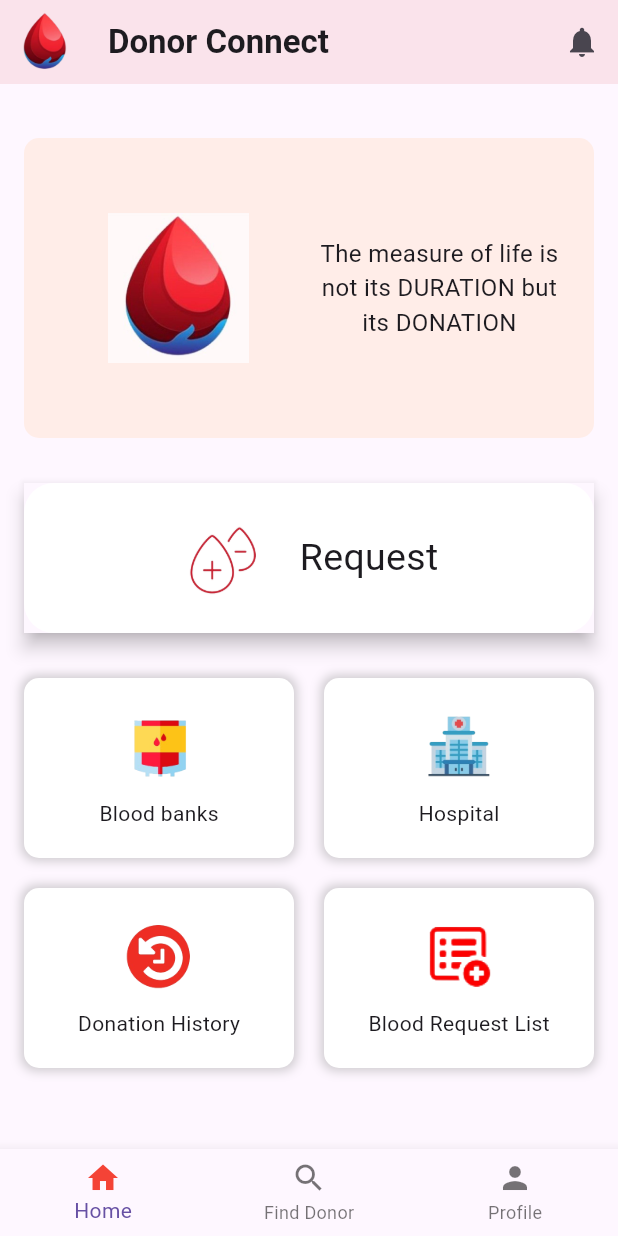
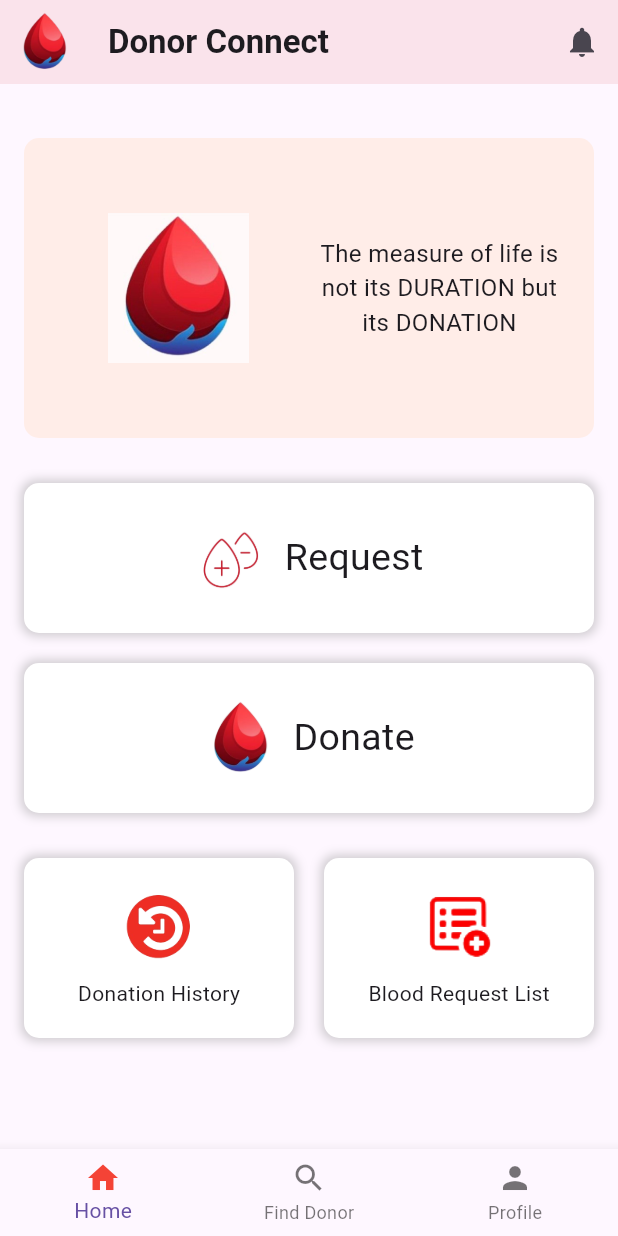
Before and after one commit to hritika-rai/Flutter-Project, a Flutter app: the HomePage screen opened directly, on a phone screen of 412 x 824 dp. Run offline on Flutter 3.47's test engine with Material 3 defaults, Android fonts, the phone set to English and light mode, and no system bars; our stand-ins replace cloud_firestore, email_validator, firebase_auth, firebase_core, flutter_riverpod, google_sign_in and 1 more; accounts and stored records are empty; generated files the repository leaves out were written again.

Commit message:
Request chnages

```diff
--- a/blood_donation_app/lib/models/request_model.dart
+++ b/blood_donation_app/lib/models/request_model.dart
@@ -7,11 +7,11 @@ class Request {
   final String bloodGroup;
   final int numberOfUnits;
   final DateTime date;
-  final TimeOfDay time;
   final String gender;
   final String hospitalName;
   final String location;
   final String phoneNumber;
+  final String age;
 
   Request({
     required this.userId,
@@ -20,26 +20,35 @@ class Request {
     required this.bloodGroup,
     required this.numberOfUnits,
     required this.date,
-    required this.time,
     required this.gender,
     required this.hospitalName,
     required this.location,
     required this.phoneNumber,
+    required this.age,
   });
 
   factory Request.fromMap(Map<String, dynamic> data, String requestId, String userId) {
+    DateTime parsedDate;
+    try {
+      parsedDate = DateTime.parse(data['date']);
+    } catch (e) {
+      // Handle parsing error gracefully
+      print('Error parsing date: $e');
+      parsedDate = DateTime.now(); // Default to current date/time
+    }
     return Request(
       userId: userId,
       requestId: requestId,
       name: data['name'] ?? 'Unknown',
       bloodGroup: data['bloodGroup'] ?? 'Unknown',
       numberOfUnits: data['numberOfUnits'] ?? 0,
-      date: DateTime.parse(data['date'] ?? ''),
-      time: TimeOfDay.fromDateTime(DateTime.parse(data['time'] ?? '')),
+      date: parsedDate,
       gender: data['gender'] ?? 'Unknown',
       hospitalName: data['hospitalName'] ?? 'Unknown',
       location: data['location'] ?? 'Unknown',
       phoneNumber: data['phoneNumber'] ?? 'Unknown',
+      age: data['age'] ?? 'Unknown',
+
     );
   }
 
@@ -51,11 +60,11 @@ class Request {
       'bloodGroup': bloodGroup,
       'numberOfUnits': numberOfUnits,
       'date': date.toIso8601String(),
-      'time': '${time.hour}:${time.minute}',
       'gender': gender,
       'hospitalName': hospitalName,
       'location': location,
       'phoneNumber': phoneNumber,
+      'age':age,
     };
   }
 }
--- a/blood_donation_app/lib/screens/HomePage.dart
+++ b/blood_donation_app/lib/screens/HomePage.dart
@@ -1,3 +1,4 @@
+import 'package:blood_donation_app/screens/RequestList.dart';
 import 'package:flutter/material.dart';
 
 import 'ProfilePage.dart';
@@ -33,7 +34,6 @@ class _HomePageState extends State<HomePage> {
           ),
         ],
       ),
-
       body: Padding(
         padding: const EdgeInsets.all(16.0),
         child: Column(
@@ -69,83 +69,13 @@ class _HomePageState extends State<HomePage> {
               ),
             ),
             SizedBox(height: 30),
-            // SizedBox(
-            //   height: 100,
-            //   width: 500,
-            //   child: ElevatedButton(
-            //     onPressed: () {
-            //       // Handle request button press
-            //     },
-            //     child: Row(
-            //       mainAxisAlignment: MainAxisAlignment.center,
-            //       children: [
-            //         Image.asset(
-            //           'assets/images/request.png',
-            //           height: 60,
-            //           width: 60,
-            //         ),
-            //         SizedBox(width:20),
-            //         Text(
-            //           'Request',
-            //           style: TextStyle(
-            //             fontSize: 25
-            //           ),
-            //         ),
-            //       ],
-            //     ),
-            //     style: ElevatedButton.styleFrom(
-            //       padding: EdgeInsets.symmetric(horizontal: 24, vertical: 12),
-            //       shape: RoundedRectangleBorder(
-            //         borderRadius: BorderRadius.circular(10),
-            //       ),
-            //       backgroundColor: Colors.white,
-            //       elevation: 5,
-            //     ),
-            //   ),
-            // ),
-            SizedBox(
-              height: 100,
-              width: 500,
-              child: InkWell(
-                onTap: () {
-                  Navigator.push(context, MaterialPageRoute(builder: (context) => RequestPage()));
-                },
-                child: Material(
-                  elevation: 5,
-                  child: Container(
-                    decoration: BoxDecoration(
-                      color: Colors.white,
-                      borderRadius: BorderRadius.circular(20),
-                      //border: Border.all(),
-                      // boxShadow: [
-                      //   BoxShadow(
-                      //     color: Colors.grey.withOpacity(0.5),
-                      //     spreadRadius: 2,
-                      //     blurRadius: 5,
-                      //   ),
-                      // ],
-                    ),
-                    padding: EdgeInsets.symmetric(horizontal: 24, vertical: 12),
-                    child: Row(
-                      mainAxisAlignment: MainAxisAlignment.center,
-                      children: [
-                        Image.asset(
-                          'assets/images/request.png',
-                          height: 60,
-                          width: 60,
-                        ),
-                        SizedBox(width: 20),
-                        Text(
-                          'Request',
-                          style: TextStyle(
-                            fontSize: 25,
-                          ),
-                        ),
-                      ],
-                    ),
-                  ),
-                ),
-              ),
+            ListView(
+              shrinkWrap: true,
+              children: [
+                _buildListItem(context, 'Request', 'assets/images/request.png', RequestPage()),
+                SizedBox(height: 20),
+                _buildListItem(context, 'Donate', 'assets/images/logo.png', HomePage()),
+              ],
             ),
             SizedBox(height: 30),
             GridView(
@@ -157,10 +87,10 @@ class _HomePageState extends State<HomePage> {
                 mainAxisSpacing: 20,
               ),
               children: [
-                _buildGridItem(context, 'Blood banks', 'assets/images/bloodbank.png'),
-                _buildGridItem(context, 'Hospital', 'assets/images/Hospital.png'),
-                _buildGridItem(context, 'Donation History', 'assets/images/DonationHistory.png'),
-                _buildGridItem(context, 'Blood Request List', 'assets/images/BloodRequestList.png'),
+                //_buildGridItem(context, 'Blood banks', 'assets/images/bloodbank.png', HomePage()),
+                //_buildGridItem(context, 'Hospital', 'assets/images/Hospital.png',HomePage()),
+                _buildGridItem(context, 'Donation History', 'assets/images/DonationHistory.png',HomePage()),
+                _buildGridItem(context, 'Blood Request List', 'assets/images/BloodRequestList.png', RequestList()),
               ],
             ),
           ],
@@ -202,10 +132,10 @@ class _HomePageState extends State<HomePage> {
     );
   }
 
-  Widget _buildGridItem(BuildContext context, String title, String imagePath) {
+  Widget _buildGridItem(BuildContext context, String title, String imagePath, Widget page) {
     return InkWell(
       onTap: () {
-        // Handle grid item tap
+        Navigator.push(context, MaterialPageRoute(builder: (context) => page));
       },
       child: Container(
         decoration: BoxDecoration(
@@ -234,4 +164,44 @@ class _HomePageState extends State<HomePage> {
       ),
     );
   }
+
+  Widget _buildListItem(BuildContext context, String title, String imagePath, Widget page) {
+      return InkWell(
+        onTap: () {
+          Navigator.push(context, MaterialPageRoute(builder: (context) => page));
+        },
+        child: Container(
+          height: 100,
+          decoration: BoxDecoration(
+            color: Colors.white,
+            borderRadius: BorderRadius.circular(10),
+            boxShadow: [
+              BoxShadow(
+                color: Colors.grey.withOpacity(0.5),
+                spreadRadius: 2,
+                blurRadius: 5,
+              ),
+            ],
+          ),
+          child: Row(
+            mainAxisAlignment: MainAxisAlignment.center,
+            children: [
+              Image.asset(
+                imagePath,
+                width: 50,
+                height: 50,
+              ),
+              SizedBox(width: 10),
+              Text(
+                title,
+                style: TextStyle(
+                  fontSize: 25
+                )
+              ),
+            ],
+          ),
+        ),
+      );
+    }
+
 }
--- a/blood_donation_app/lib/screens/ProfilePage.dart
+++ b/blood_donation_app/lib/screens/ProfilePage.dart
@@ -104,8 +104,8 @@ class _ProfilePageState extends ConsumerState<ProfilePage> {
                             Positioned(
                               left: 320,
                               top: 40,
-                              child: TextButton(
-                                onPressed: () {
+                              child: GestureDetector(
+                                onTap: () {
                                   Navigator.of(context).pop();
                                 },
                                 child: Text(
```
Also changed, not shown: blood_donation_app/lib/provider/request_provider.dart (+4 -5 lines), blood_donation_app/lib/repo/request_repo.dart (+7 -10 lines), blood_donation_app/lib/screens/RequestList.dart (added, +216 -0 lines), blood_donation_app/lib/screens/RequestPage.dart (+25 -34 lines), blood_donation_app/lib/screens/DonatePage.dart (added).
